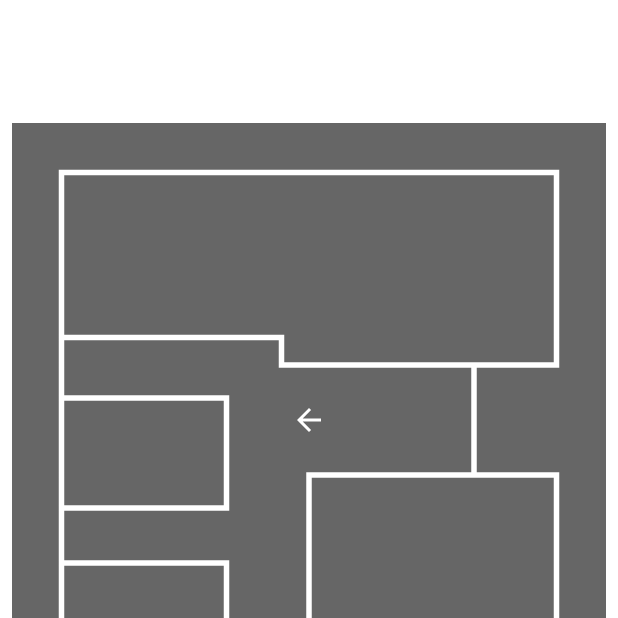
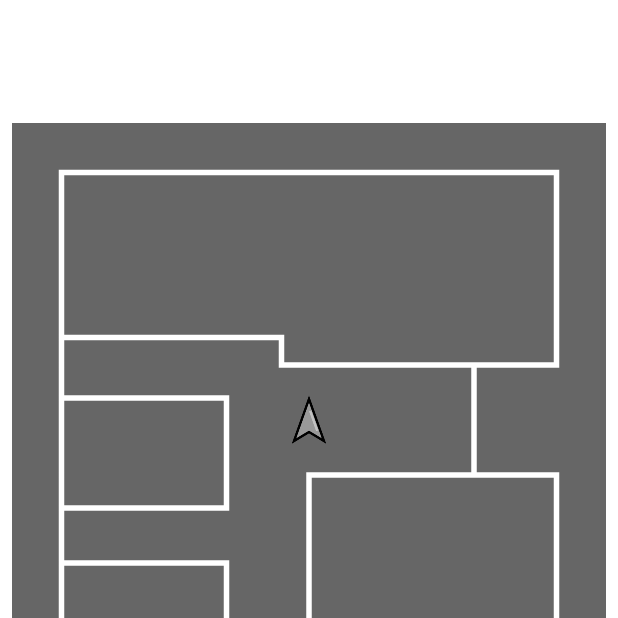
Before and after one commit to ZuzannaDomaracka2/IndoorLocalizationSystem, an Android app: the MapFragment screen opened directly, with no data from a screen before it, on a phone screen of 412 x 824 dp, the top half of it. Run offline under Robolectric (Android 15) with nearby library versions, the phone set to English and light mode, and no system bars.

Commit message:
Logo aplikacji i grafika kursora

```diff
--- a/app/src/main/AndroidManifest.xml
+++ b/app/src/main/AndroidManifest.xml
@@ -10,7 +10,7 @@
     <uses-permission android:name="android.permission.ACCESS_FINE_LOCATION"/>
 
     <application
-        android:icon="@mipmap/ic_launcher"
+        android:icon="@drawable/ils_logo"
         android:label="@string/app_name"
         android:roundIcon="@mipmap/ic_launcher_round"
         android:supportsRtl="true"
--- /dev/null
+++ b/app/src/main/res/drawable/cursor_marker.xml
@@ -0,0 +1,18 @@
+<?xml version="1.0" encoding="utf-8"?>
+<vector xmlns:android="http://schemas.android.com/apk/res/android"
+    android:width="108dp"
+    android:height="108dp"
+    android:viewportWidth="108"
+    android:viewportHeight="108">
+
+    <path
+        android:pathData="M9,9 m20,80 l25,-70 25,70 -25,-15 z"
+        android:strokeWidth="4"
+        android:strokeColor="#FF000000"
+        android:fillColor="#FF999999" />
+
+    <path
+        android:strokeWidth="4"
+        android:strokeColor="#66FFFFFF"
+        android:pathData="M9,9 m20,80 m27,-50 11.7,33" />
+</vector>
--- a/app/src/main/res/layout/fragment_map.xml
+++ b/app/src/main/res/layout/fragment_map.xml
@@ -20,10 +20,12 @@
         android:id="@+id/cursorMarker"
         android:layout_width="wrap_content"
         android:layout_height="wrap_content"
+        android:scaleX="0.4"
+        android:scaleY="0.4"
         app:layout_constraintBottom_toBottomOf="parent"
         app:layout_constraintEnd_toEndOf="parent"
         app:layout_constraintStart_toStartOf="parent"
         app:layout_constraintTop_toTopOf="parent"
-        app:srcCompat="@drawable/abc_vector_test"
+        app:srcCompat="@drawable/cursor_marker"
         android:contentDescription="Cursor Marker" />
 </androidx.constraintlayout.widget.ConstraintLayout>
```
Also changed, not shown: app/src/main/res/drawable/ils_logo.xml (added, +18 -0 lines).
